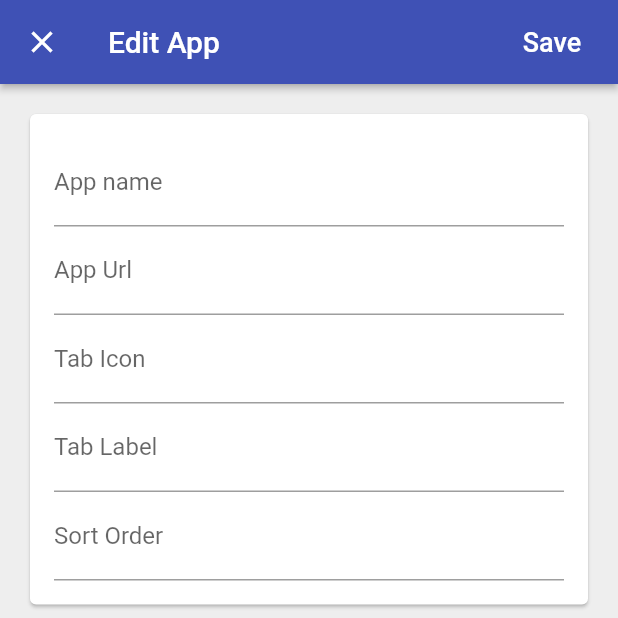
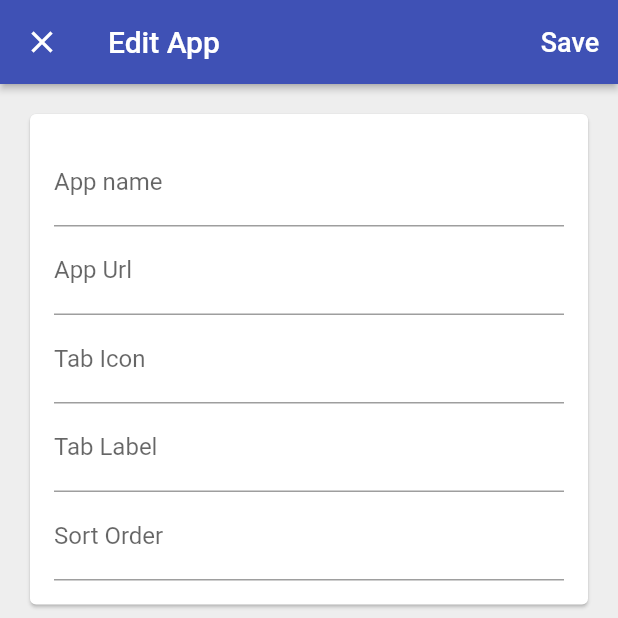
Before and after one commit to prasso/prasso_app, a Flutter app: the screen it shows once a user with an empty profile is signed in, after a tap on the "add" icon, on a phone screen of 412 x 824 dp, the top half of it. Run offline on Flutter 3.47's test engine with Material 2 defaults, Android fonts, the phone set to English and light mode, and no system bars; our stand-ins replace cached_network_image, cloud_firestore, firebase_auth, firebase_core, firebase_messaging, flutter_hooks and 6 more; missing offline and left inert: amazon_s3_cognito, dynamic_widget, flutter_cached_pdfview, flutter_config, pedantic; accounts and stored records are empty; network calls fail; project files that could hold a hidden picture were left out.

Commit message:
after flutter upgrade had to fix some issues

```diff
--- a/lib/app_widgets/account/account_page.dart
+++ b/lib/app_widgets/account/account_page.dart
@@ -62,7 +62,7 @@ class AccountPage extends HookWidget {
   static Future<void> _showProfileEditor(
       BuildContext context, ApiUser user) async {
     await Navigator.of(context).push<MaterialPageRoute>(MaterialPageRoute(
-      builder: (context) => const EditUserProfile(),
+      builder: (dynamic context) => const EditUserProfile(),
       fullscreenDialog: true,
     ));
   }
@@ -74,7 +74,7 @@ class AccountPage extends HookWidget {
     return Scaffold(
       appBar: AppBar(title: const Text(Strings.accountPage), actions: <Widget>[
         const SizedBox(height: 8),
-        FlatButton(
+        TextButton(
           key: const Key(Keys.reload),
           child: const Text(
             Strings.reload,
@@ -85,7 +85,7 @@ class AccountPage extends HookWidget {
           ),
           onPressed: () => _reloadConfig(context, user),
         ),
-        FlatButton(
+        TextButton(
           key: const Key(Keys.logout),
           child: const Text(
             Strings.logout,
@@ -131,7 +131,7 @@ class AccountPage extends HookWidget {
             style: const TextStyle(color: Colors.black),
           ),
         const SizedBox(height: 8),
-        FlatButton(
+        TextButton(
           child: const Text(
             'Edit Profile',
             style: TextStyle(fontSize: 14, color: Colors.black),
--- a/lib/app_widgets/account/edit_user_profile.dart
+++ b/lib/app_widgets/account/edit_user_profile.dart
@@ -19,7 +19,7 @@ class EditUserProfile extends HookWidget {
 
   static Future<void> show(BuildContext context) async {
     await Navigator.of(context).push<MaterialPageRoute>(MaterialPageRoute(
-      builder: (context) => const EditUserProfile(),
+      builder: (dynamic context) => const EditUserProfile(),
       fullscreenDialog: true,
     ));
   }
@@ -35,7 +35,7 @@ class EditUserProfile extends HookWidget {
         elevation: 2.0,
         title: Text(_viewmodel.usr == null ? 'New User' : 'Edit User'),
         actions: <Widget>[
-          FlatButton(
+          TextButton(
             child: const Text(
               'Save',
               style: TextStyle(fontSize: 18, color: Colors.white),
--- a/lib/app_widgets/apps/app_run_list_tile.dart
+++ b/lib/app_widgets/apps/app_run_list_tile.dart
@@ -30,7 +30,7 @@ class AppRunListTile extends StatelessWidget {
       String pageTitle, String pageUrl, BuildContext context) async {
     //show the webview with this url.
     await Navigator.of(context).push<MaterialPageRoute>(MaterialPageRoute(
-        builder: (context) => AppRunWebView(
+        builder: (dynamic context) => AppRunWebView(
               title: pageTitle,
               selectedUrl: pageUrl,
             )));
@@ -52,7 +52,7 @@ class AppRunListTile extends StatelessWidget {
           Expanded(child: Container()),
           SizedBox(
             width: 90.0,
-            child: FlatButton(
+            child: TextButton(
               child: const Text('Open'),
               onPressed: model.isLoading
                   ? null
--- a/lib/app_widgets/apps/app_run_page.dart
+++ b/lib/app_widgets/apps/app_run_page.dart
@@ -30,7 +30,7 @@ class AppRunPage extends HookWidget {
     final logprovider = useProvider(loggerProvider);
     return StreamBuilder<List<AppRunListTileModel>>(
       stream: _viewModel.dynamicTileModelStream,
-      builder: (context, snapshot) {
+      builder: (dynamic context, dynamic snapshot) {
         logprovider
             .d('AppRun StreamBuilder rebuild: ${snapshot.connectionState}');
         return ListItemsBuilder<AppRunListTileModel>(
--- a/lib/app_widgets/apps/apps_page.dart
+++ b/lib/app_widgets/apps/apps_page.dart
@@ -39,7 +39,7 @@ class AppsPage extends HookWidget {
 
     return StreamBuilder<List<AppModel>>(
       stream: _viewModel.database.appsStream(),
-      builder: (context, snapshot) {
+      builder: (dynamic context, dynamic snapshot) {
         logprovider
             .d('Apps StreamBuilder rebuild: ${snapshot.connectionState}');
         return ListItemsBuilder<AppModel>(
--- a/lib/app_widgets/apps/apps_page_view_model.dart
+++ b/lib/app_widgets/apps/apps_page_view_model.dart
@@ -22,7 +22,7 @@ class AppsPageViewModel extends ChangeNotifier {
 
   Future<void> show({BuildContext context, AppModel app}) async {
     await Navigator.of(context).push<MaterialPageRoute>(MaterialPageRoute(
-      builder: (context) =>
+      builder: (dynamic context) =>
           EditAppPage(key: GlobalKey<FormState>(), appinfo: app),
       fullscreenDialog: true,
     ));
--- a/lib/app_widgets/apps/edit_app_page.dart
+++ b/lib/app_widgets/apps/edit_app_page.dart
@@ -25,7 +25,7 @@ class EditAppPage extends HookWidget {
         title: Text(
             _viewModel.appInfo.documentId == null ? 'New App' : 'Edit App'),
         actions: <Widget>[
-          FlatButton(
+          TextButton(
             child: const Text(
               'Save',
               style: TextStyle(fontSize: 18, color: Colors.white),
--- a/lib/app_widgets/home/cupertino_home_scaffold.dart
+++ b/lib/app_widgets/home/cupertino_home_scaffold.dart
@@ -70,7 +70,7 @@ class CupertinoHomeScaffoldPageState extends State<CupertinoHomeScaffold> {
         items: vm.tabs,
         onTap: (index) => _select(vm, index, TabItem.values[index]),
       ),
-      tabBuilder: (context, index) {
+      tabBuilder: (dynamic context, dynamic index) {
         final item = TabItem.values[index];
         return CupertinoTabView(
           navigatorKey: vm.navigatorKeys[item],
--- a/lib/app_widgets/sign_in/email_password_sign_in_page.dart
+++ b/lib/app_widgets/sign_in/email_password_sign_in_page.dart
@@ -168,7 +168,7 @@ class _EmailPasswordSignInPageContentsState
             onPressed: model.isLoading ? null : _submit,
           ),
           const SizedBox(height: 8.0),
-          FlatButton(
+          TextButton(
             key: const Key('secondary-button'),
             child: Text(model.secondaryButtonText),
             onPressed: model.isLoading
@@ -176,7 +176,7 @@ class _EmailPasswordSignInPageContentsState
                 : () => _updateFormType(model.secondaryActionFormType),
           ),
           if (model.formType == EmailPasswordSignInFormType.signIn)
-            FlatButton(
+            TextButton(
               key: const Key('tertiary-button'),
               child:
                   const Text(EmailPasswordSignInStrings.forgotPasswordQuestion),
--- a/lib/common_widgets/show_alert_dialog.dart
+++ b/lib/common_widgets/show_alert_dialog.dart
@@ -15,11 +15,11 @@ Future<bool> showAlertDialog({
         content: Text(content),
         actions: <Widget>[
           if (cancelActionText != null)
-            FlatButton(
+            TextButton(
               child: Text(cancelActionText),
               onPressed: () => Navigator.of(context).pop(false),
             ),
-          FlatButton(
+          TextButton(
             child: Text(defaultActionText),
             onPressed: () => Navigator.of(context).pop(true),
           ),
--- a/lib/routing/cupertino_tab_view_router.dart
+++ b/lib/routing/cupertino_tab_view_router.dart
@@ -15,7 +15,7 @@ class CupertinoTabViewRouter {
       case CupertinoTabViewRoutes.webViewPage:
         final AppModel app = settings.arguments as AppModel;
         return CupertinoPageRoute(
-          builder: (_) =>
+          builder: (dynamic _) =>
               AppRunWebView(title: app.pageTitle, selectedUrl: app.pageUrl),
           settings: settings,
           fullscreenDialog: false,
--- a/lib/routing/router.dart
+++ b/lib/routing/router.dart
@@ -16,13 +16,13 @@ class Router {
     switch (settings.name) {
       case Routes.emailPasswordSignInPage:
         return MaterialPageRoute<dynamic>(
-          builder: (_) => EmailPasswordSignInPage(onSignedIn: args),
+          builder: (dynamic _) => EmailPasswordSignInPage(onSignedIn: args),
           settings: settings,
           fullscreenDialog: true,
         );
       case Routes.editAppPage:
         return MaterialPageRoute<dynamic>(
-          builder: (_) =>
+          builder: (dynamic _) =>
               EditAppPage(key: GlobalKey<FormState>(), appinfo: args),
           settings: settings,
           fullscreenDialog: true,
--- a/pubspec.yaml
+++ b/pubspec.yaml
@@ -43,7 +43,7 @@ dependencies:
 
 # this is to fix an exception in Android on launch
 dependency_overrides:
-  extended_image: 1.5.0-dev
+  extended_image: any
 
 dev_dependencies:
   flutter_driver:
```
Also changed, not shown: 2 other files.
